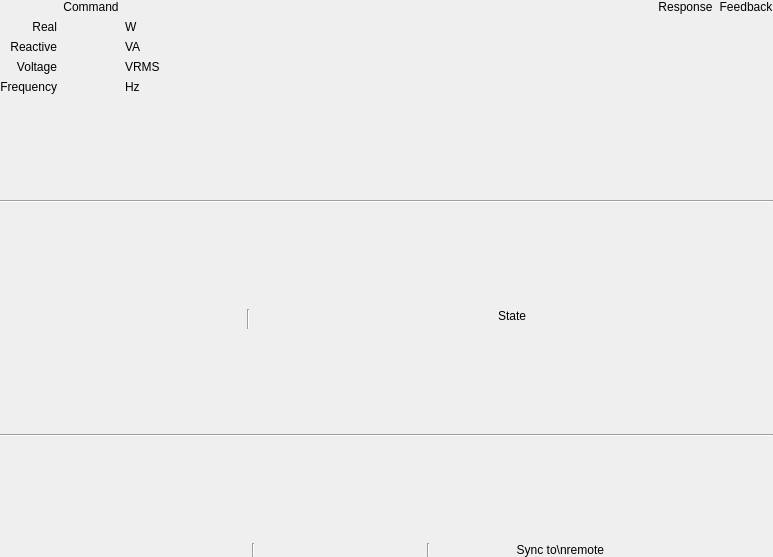
First picture: the form in example_hmi_control.ui, repository epcpower/st, before the edit.
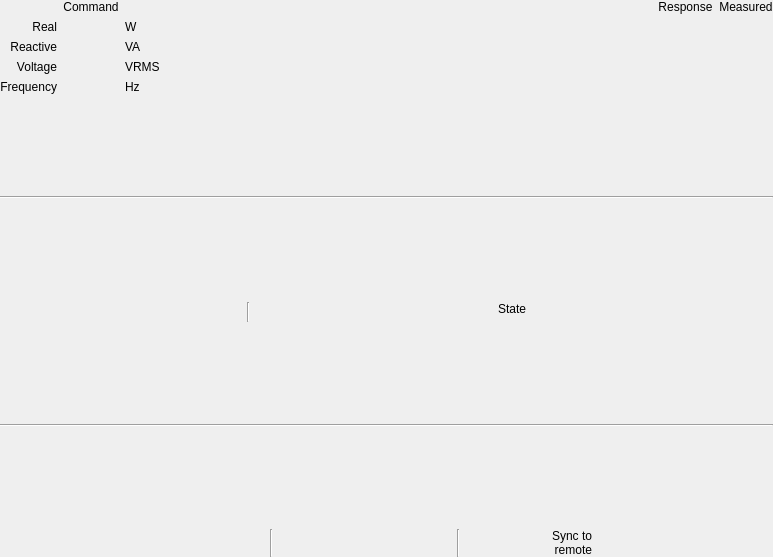
Second picture: the form after the edit. Custom widgets are drawn as their Qt base class.

Diff of the .ui file:
```diff
--- a/example_hmi_control.ui
+++ b/example_hmi_control.ui
@@ -378,7 +378,7 @@
      <item row="0" column="5">
       <widget class="QLabel" name="label_12">
        <property name="text">
-        <string>Feedback</string>
+        <string>Measured</string>
        </property>
        <property name="alignment">
         <set>Qt::AlignCenter</set>
@@ -655,7 +655,8 @@
         </sizepolicy>
        </property>
        <property name="text">
-        <string>Sync to\nremote</string>
+        <string>Sync to
+remote</string>
        </property>
        <property name="textFormat">
         <enum>Qt::PlainText</enum>
```
Left out of the diff: 6 changed lines with no effect on the pictures.
